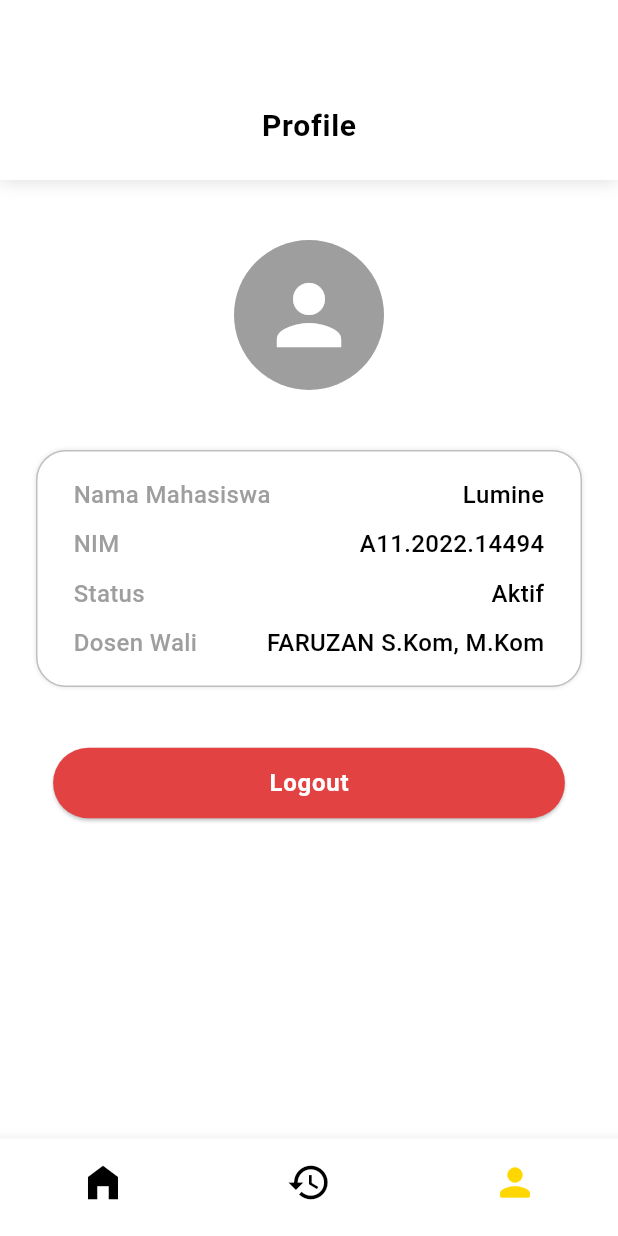
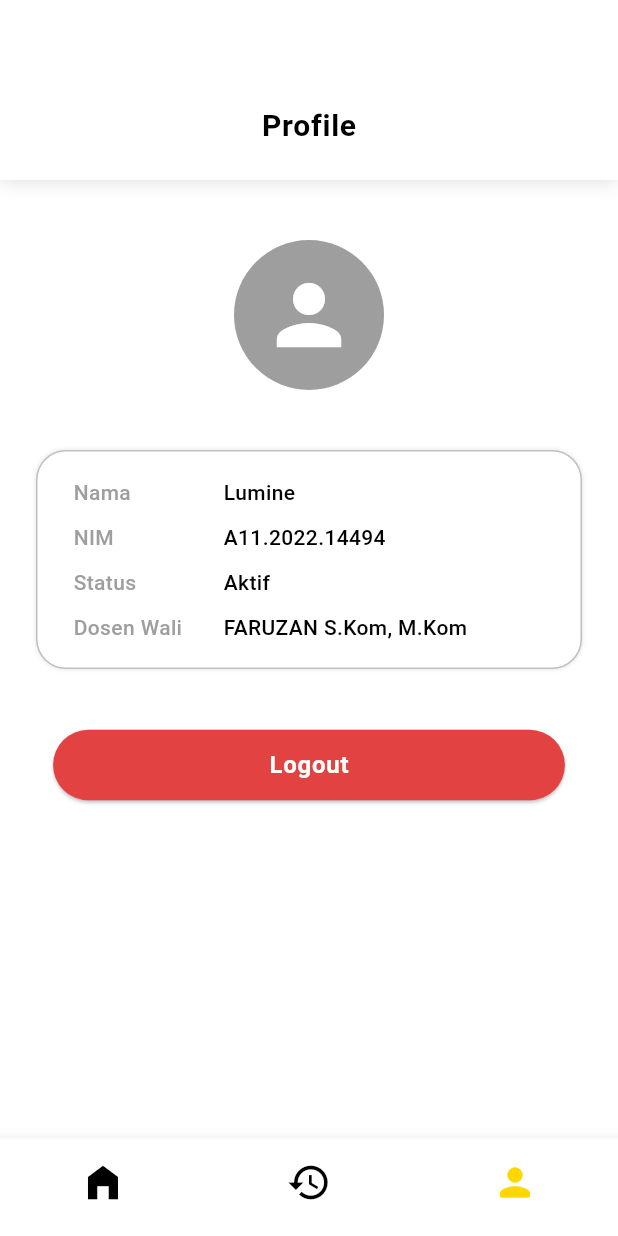
Before and after one commit to aurelwidyanti/attenfence, a Flutter app: the screen it shows after launch, swiped to page 3, on a phone screen of 412 x 824 dp. Run offline on Flutter 3.47's test engine with Material 3 defaults, Android fonts, the phone set to English and light mode, and no system bars.

Commit message:
refactor: Fix layout profile data on custom profile detail widget

```diff
--- a/lib/widgets/custom_profile_detail.dart
+++ b/lib/widgets/custom_profile_detail.dart
@@ -29,7 +29,7 @@ class CustomProfileDetail extends StatelessWidget {
       child: const Column(
         crossAxisAlignment: CrossAxisAlignment.start,
         children: <Widget>[
-          ProfileDetailRow(label: 'Nama Mahasiswa', value: 'Lumine'),
+          ProfileDetailRow(label: 'Nama', value: 'Lumine'),
           ProfileDetailRow(label: 'NIM', value: 'A11.2022.14494'),
           ProfileDetailRow(label: 'Status', value: 'Aktif'),
           ProfileDetailRow(label: 'Dosen Wali', value: 'FARUZAN S.Kom, M.Kom'),
@@ -52,24 +52,27 @@ class ProfileDetailRow extends StatelessWidget {
       padding: const EdgeInsets.symmetric(vertical: 5.0),
       child: Row(
         children: <Widget>[
-          Text(
-            '$label ',
-            style: const TextStyle(
-              fontSize: 16,
-              color: Colors.grey,
-              fontWeight: FontWeight.w500,
+          Container(
+            width: 100,
+            child: Text(
+              '$label ',
+              style: const TextStyle(
+                fontSize: 14,
+                color: Colors.grey,
+                fontWeight: FontWeight.w500,
+              ),
             ),
           ),
-          const SizedBox(width: 10),
+          // const SizedBox(width: 3),
           Expanded(
             child: Text(
               value,
               style: const TextStyle(
-                fontSize: 16,
+                fontSize: 14,
                 color: Colors.black,
                 fontWeight: FontWeight.w500,
               ),
-              textAlign: TextAlign.right,
+              textAlign: TextAlign.left,
             ),
           ),
         ],
```
